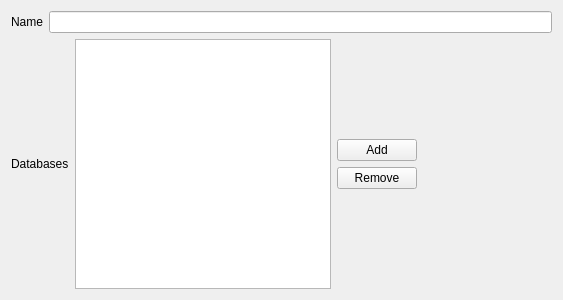
Above: src/config/thirdPartyWidget.ui from drf/shaman1 before the change. Below: the same form after it.
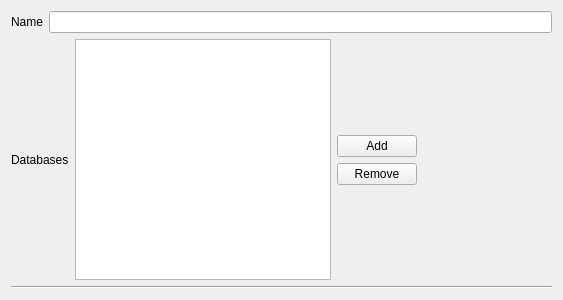
That is the form after the change.

What changed in the file:
```diff
--- a/src/config/thirdPartyWidget.ui
+++ b/src/config/thirdPartyWidget.ui
@@ -103,6 +103,13 @@
      </item>
     </layout>
    </item>
+   <item>
+    <widget class="Line" name="line">
+     <property name="orientation">
+      <enum>Qt::Horizontal</enum>
+     </property>
+    </widget>
+   </item>
   </layout>
  </widget>
  <resources/>
```
